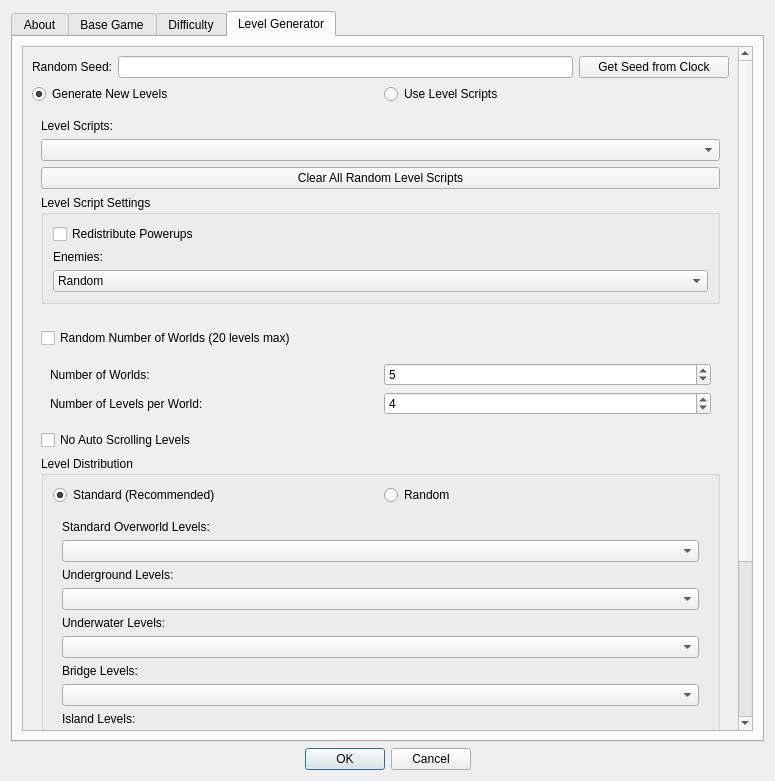
Old version of the form SMB1/SMB1_Compliance_To_SMB1/Configure_Settings_Form.ui in the repository Coolcord/Level-Headed.
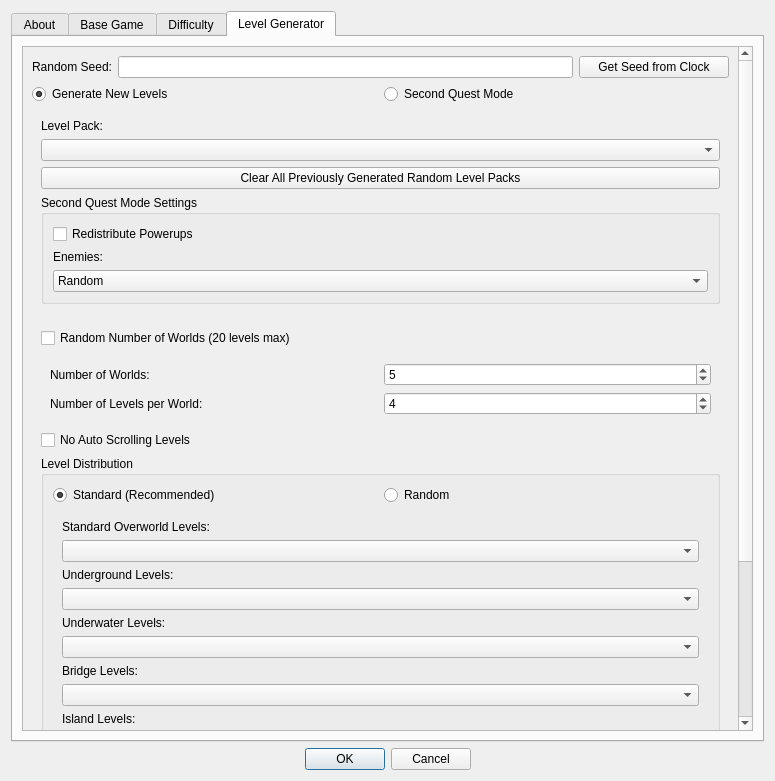
New version of the form. The open tabs and pages were chosen to show the change.

Commit message: The graphics pack combiner now separates sprites by border and base

What changed in the file:
```diff
--- a/SMB1/SMB1_Compliance_To_SMB1/Configure_Settings_Form.ui
+++ b/SMB1/SMB1_Compliance_To_SMB1/Configure_Settings_Form.ui
@@ -3204,7 +3204,7 @@
              <item>
               <widget class="QRadioButton" name="radioUseLevelScripts">
                <property name="text">
-                <string>Use Level Scripts</string>
+                <string>Second Quest Mode</string>
                </property>
               </widget>
              </item>
@@ -3216,7 +3216,7 @@
               <item>
                <widget class="QLabel" name="lblLevelScripts">
                 <property name="text">
-                 <string>Level Scripts:</string>
+                 <string>Level Pack:</string>
                 </property>
                </widget>
               </item>
@@ -3226,14 +3226,14 @@
               <item>
                <widget class="QPushButton" name="btnClearAllRandomLevelScripts">
                 <property name="text">
-                 <string>Clear All Random Level Scripts</string>
+                 <string>Clear All Previously Generated Random Level Packs</string>
                 </property>
                </widget>
               </item>
               <item>
                <widget class="QGroupBox" name="groupLevelScriptSettings">
                 <property name="title">
-                 <string>Level Script Settings</string>
+                 <string>Second Quest Mode Settings</string>
                 </property>
                 <layout class="QVBoxLayout" name="verticalLayout_11">
                  <item>
```
The commit also changes 4 other files.
